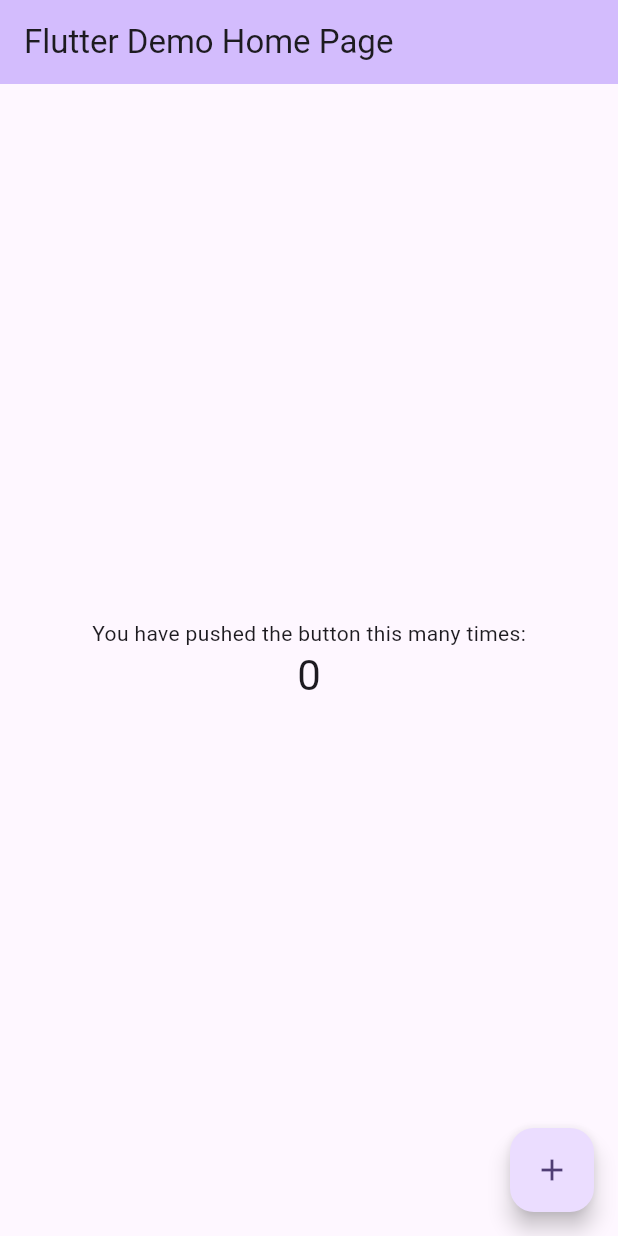
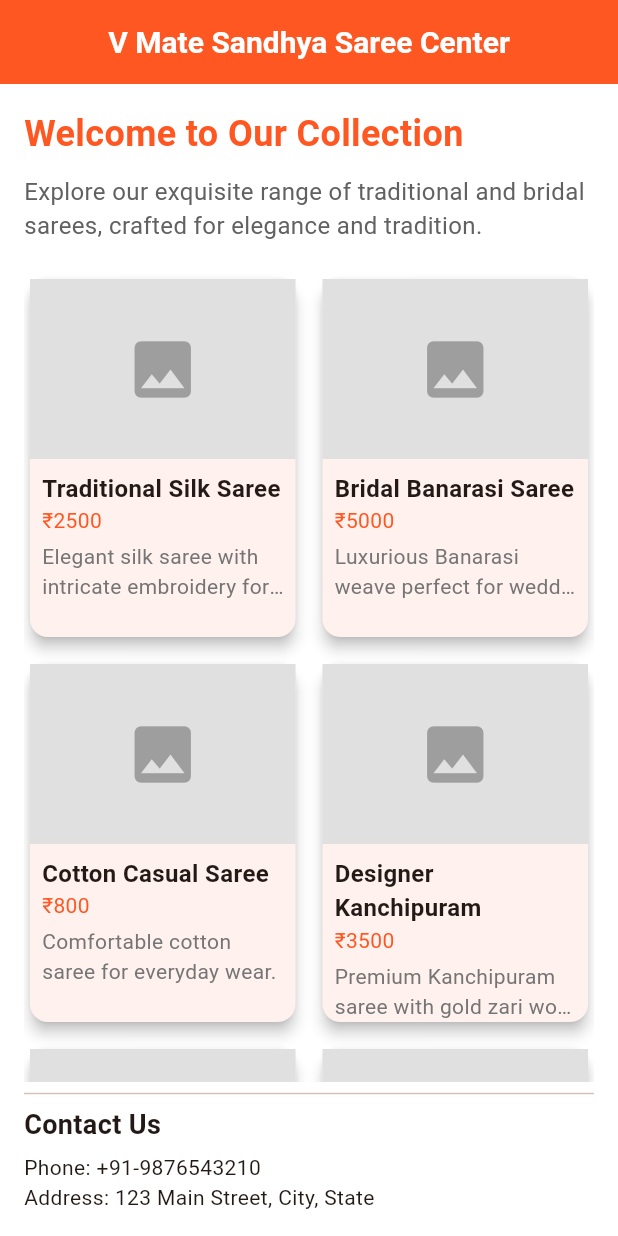
Before and after one commit to could-ai/019a0acd-5ec2-7d0c-98b1-ef63e3ae4a0b, a Flutter app: the screen it shows after launch, on a phone screen of 412 x 824 dp. Run offline on Flutter 3.47's test engine with Material 3 defaults, Android fonts, the phone set to English and light mode, and no system bars.

Commit message:
Updated the pubspec.yaml to change the app name to 'v_mate_sandhya_saree_center' and description to reflect the saree center theme, replacing the generic Flutter demo description. This provides a more accurate identity for the app in app stores and during development. No dependencies were added as the app remains simple without external packages for now.; Completely replaced the existing counter demo app with a new structure for V Mate Sandhya Saree Center. Key changes include: creating a custom MaterialApp with a themed color scheme (deep orange for traditional appeal); implementing a HomeScreen with an AppBar displaying the business name; adding a welcome section with descriptive text; building a GridView to display a catalog of 6 mock sarees (each as a Card with placeholder icon, name, price, and description); including a contact section at the bottom; defining a Saree model class and a static list of sample saree data for demonstration. This replaces all template code with functional, themed UI components focused on showcasing sarees, using Flutter widgets like Scaffold, GridView, and Card for a clean, responsive layout that follows Material Design principles. No backend or authentication was added, keeping it static and simple.

```diff
--- a/usr/lib/main.dart
+++ b/usr/lib/main.dart
@@ -1,120 +1,136 @@
 import 'package:flutter/material.dart';
 
 void main() {
-  runApp(const MyApp());
+  runApp(const SareeCenterApp());
 }
 
-class MyApp extends StatelessWidget {
-  const MyApp({super.key});
+class SareeCenterApp extends StatelessWidget {
+  const SareeCenterApp({super.key});
 
-  // This widget is the root of your application.
   @override
   Widget build(BuildContext context) {
     return MaterialApp(
-      title: 'Flutter Demo',
+      title: 'V Mate Sandhya Saree Center',
       debugShowCheckedModeBanner: false,
       theme: ThemeData(
-        // This is the theme of your application.
-        //
-        // TRY THIS: Try running your application with "flutter run". You'll see
-        // the application has a purple toolbar. Then, without quitting the app,
-        // try changing the seedColor in the colorScheme below to Colors.green
-        // and then invoke "hot reload" (save your changes or press the "hot
-        // reload" button in a Flutter-supported IDE, or press "r" if you used
-        // the command line to start the app).
-        //
-        // Notice that the counter didn't reset back to zero; the application
-        // state is not lost during the reload. To reset the state, use hot
-        // restart instead.
-        //
-        // This works for code too, not just values: Most code changes can be
-        // tested with just a hot reload.
-        colorScheme: ColorScheme.fromSeed(seedColor: Colors.deepPurple),
+        colorScheme: ColorScheme.fromSeed(seedColor: Colors.deepOrange),
+        useMaterial3: true,
+        scaffoldBackgroundColor: Colors.white,
       ),
-      home: const MyHomePage(title: 'Flutter Demo Home Page'),
+      home: const HomeScreen(),
     );
   }
 }
 
-class MyHomePage extends StatefulWidget {
-  const MyHomePage({super.key, required this.title});
-
-  // This widget is the home page of your application. It is stateful, meaning
-  // that it has a State object (defined below) that contains fields that affect
-  // how it looks.
-
-  // This class is the configuration for the state. It holds the values (in this
-  // case the title) provided by the parent (in this case the App widget) and
-  // used by the build method of the State. Fields in a Widget subclass are
-  // always marked "final".
-
-  final String title;
-
-  @override
-  State<MyHomePage> createState() => _MyHomePageState();
-}
-
-class _MyHomePageState extends State<MyHomePage> {
-  int _counter = 0;
-
-  void _incrementCounter() {
-    setState(() {
-      // This call to setState tells the Flutter framework that something has
-      // changed in this State, which causes it to rerun the build method below
-      // so that the display can reflect the updated values. If we changed
-      // _counter without calling setState(), then the build method would not be
-      // called again, and so nothing would appear to happen.
-      _counter++;
-    });
-  }
+class HomeScreen extends StatelessWidget {
+  const HomeScreen({super.key});
 
   @override
   Widget build(BuildContext context) {
-    // This method is rerun every time setState is called, for instance as done
-    // by the _incrementCounter method above.
-    //
-    // The Flutter framework has been optimized to make rerunning build methods
-    // fast, so that you can just rebuild anything that needs updating rather
-    // than having to individually change instances of widgets.
     return Scaffold(
       appBar: AppBar(
-        // TRY THIS: Try changing the color here to a specific color (to
-        // Colors.amber, perhaps?) and trigger a hot reload to see the AppBar
-        // change color while the other colors stay the same.
-        backgroundColor: Theme.of(context).colorScheme.inversePrimary,
-        // Here we take the value from the MyHomePage object that was created by
-        // the App.build method, and use it to set our appbar title.
-        title: Text(widget.title),
+        title: const Text(
+          'V Mate Sandhya Saree Center',
+          style: TextStyle(fontWeight: FontWeight.bold, fontSize: 20),
+        ),
+        backgroundColor: Colors.deepOrange,
+        foregroundColor: Colors.white,
+        centerTitle: true,
       ),
-      body: Center(
-        // Center is a layout widget. It takes a single child and positions it
-        // in the middle of the parent.
+      body: Padding(
+        padding: const EdgeInsets.all(16.0),
         child: Column(
-          // Column is also a layout widget. It takes a list of children and
-          // arranges them vertically. By default, it sizes itself to fit its
-          // children horizontally, and tries to be as tall as its parent.
-          //
-          // Column has various properties to control how it sizes itself and
-          // how it positions its children. Here we use mainAxisAlignment to
-          // center the children vertically; the main axis here is the vertical
-          // axis because Columns are vertical (the cross axis would be
-          // horizontal).
-          //
-          // TRY THIS: Invoke "debug painting" (choose the "Toggle Debug Paint"
-          // action in the IDE, or press "p" in the console), to see the
-          // wireframe for each widget.
-          mainAxisAlignment: MainAxisAlignment.center,
-          children: <Widget>[
-            const Text('You have pushed the button this many times:'),
-            Text('$_counter', style: Theme.of(context).textTheme.headlineMedium),
+          crossAxisAlignment: CrossAxisAlignment.start,
+          children: [
+            const Text(
+              'Welcome to Our Collection',
+              style: TextStyle(fontSize: 24, fontWeight: FontWeight.bold, color: Colors.deepOrange),
+            ),
+            const SizedBox(height: 10),
+            const Text(
+              'Explore our exquisite range of traditional and bridal sarees, crafted for elegance and tradition.',
+              style: TextStyle(fontSize: 16, color: Colors.grey[700]),
+            ),
+            const SizedBox(height: 20),
+            Expanded(
+              child: GridView.builder(
+                gridDelegate: const SliverGridDelegateWithFixedCrossAxisCount(
+                  crossAxisCount: 2,
+                  crossAxisSpacing: 10,
+                  mainAxisSpacing: 10,
+                  childAspectRatio: 0.75,
+                ),
+                itemCount: sarees.length,
+                itemBuilder: (context, index) {
+                  final saree = sarees[index];
+                  return Card(
+                    elevation: 4,
+                    child: Column(
+                      crossAxisAlignment: CrossAxisAlignment.start,
+                      children: [
+                        Container(
+                          height: 120,
+                          width: double.infinity,
+                          color: Colors.grey[300],
+                          child: const Icon(Icons.photo, size: 50, color: Colors.grey),
+                        ),
+                        Padding(
+                          padding: const EdgeInsets.all(8.0),
+                          child: Column(
+                            crossAxisAlignment: CrossAxisAlignment.start,
+                            children: [
+                              Text(
+                                saree.name,
+                                style: const TextStyle(fontWeight: FontWeight.bold, fontSize: 16),
+                              ),
+                              Text(
+                                '₹${saree.price}',
+                                style: const TextStyle(color: Colors.deepOrange, fontSize: 14),
+                              ),
+                              const SizedBox(height: 4),
+                              Text(
+                                saree.description,
+                                maxLines: 2,
+                                overflow: TextOverflow.ellipsis,
+                                style: TextStyle(color: Colors.grey[600]),
+                              ),
+                            ],
+                          ),
+                        ),
+                      ],
+                    ),
+                  );
+                },
+              ),
+            ),
+            const Divider(),
+            const Text(
+              'Contact Us',
+              style: TextStyle(fontSize: 18, fontWeight: FontWeight.bold),
+            ),
+            const SizedBox(height: 5),
+            const Text('Phone: +91-9876543210'),
+            const Text('Address: 123 Main Street, City, State'),
           ],
         ),
       ),
-      floatingActionButton: FloatingActionButton(
-        onPressed: _incrementCounter,
-        tooltip: 'Increment',
-        child: const Icon(Icons.add),
-      ), // This trailing comma makes auto-formatting nicer for build methods.
     );
   }
 }
+
+class Saree {
+  final String name;
+  final int price;
+  final String description;
+
+  Saree({required this.name, required this.price, required this.description});
+}
+
+final List<Saree> sarees = [
+  Saree(name: 'Traditional Silk Saree', price: 2500, description: 'Elegant silk saree with intricate embroidery for festivals.'),
+  Saree(name: 'Bridal Banarasi Saree', price: 5000, description: 'Luxurious Banarasi weave perfect for weddings.'),
+  Saree(name: 'Cotton Casual Saree', price: 800, description: 'Comfortable cotton saree for everyday wear.'),
+  Saree(name: 'Designer Kanchipuram', price: 3500, description: 'Premium Kanchipuram saree with gold zari work.'),
+  Saree(name: 'Printed Chiffon Saree', price: 1200, description: 'Lightweight chiffon with modern prints.'),
+  Saree(name: 'Embroidered Lehenga Saree', price: 4000, description: 'Stunning lehenga-style saree with heavy embroidery.'),
+];
```
Also changed, not shown: usr/pubspec.yaml (+4 -4 lines).
